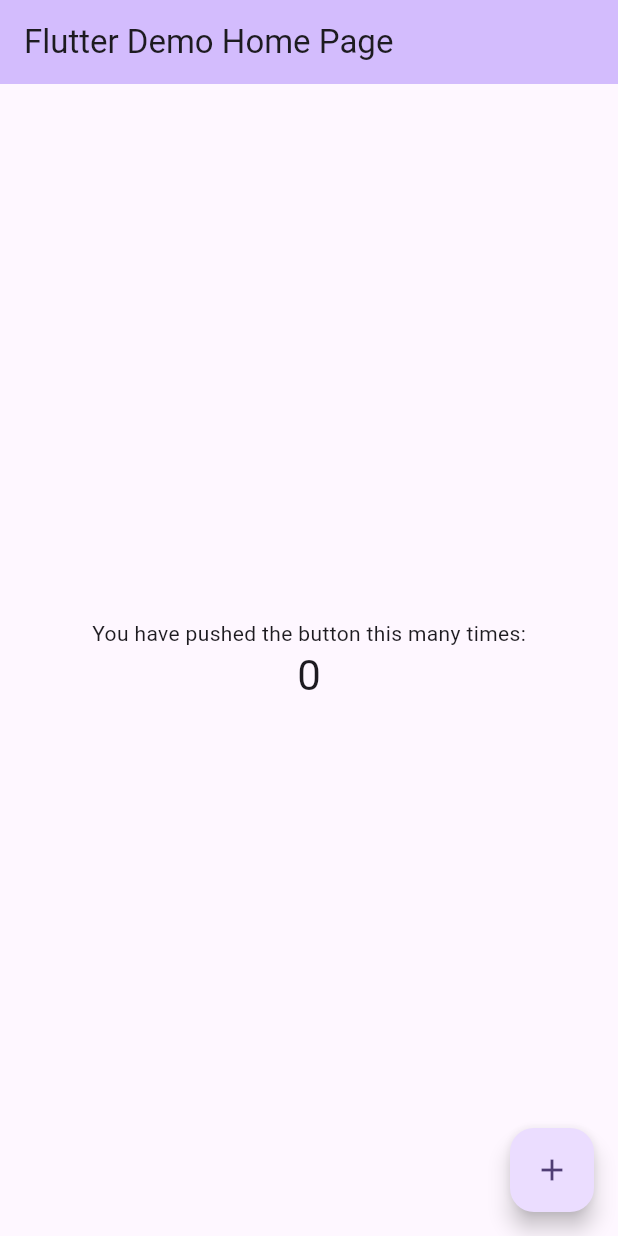
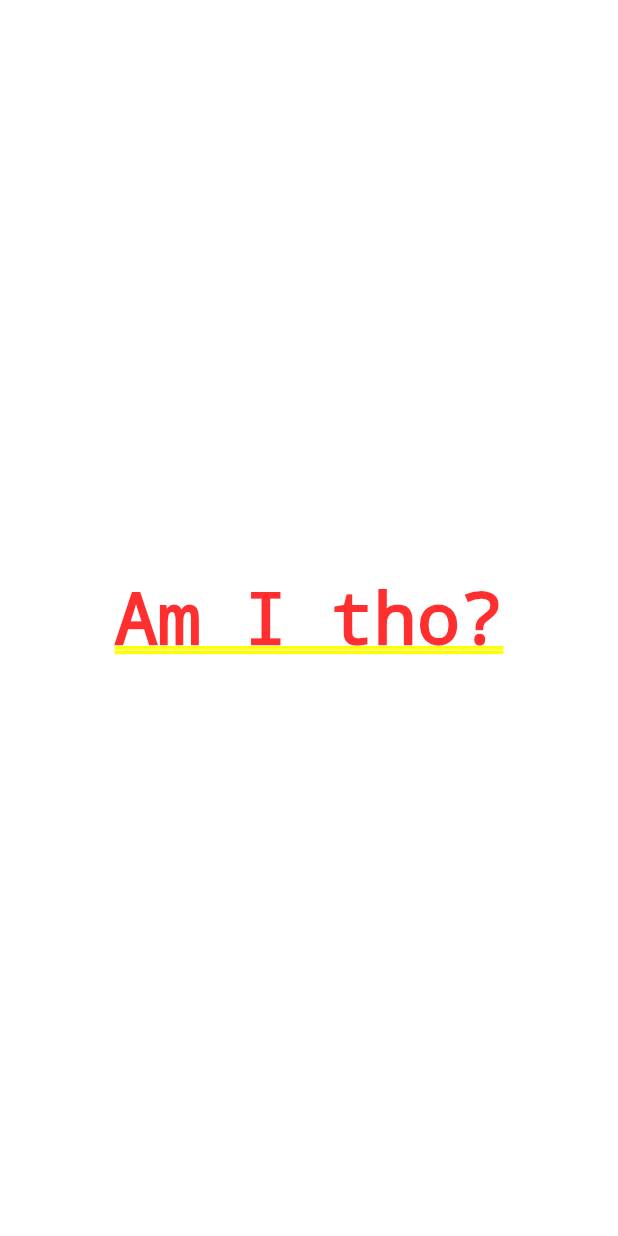
Before and after one commit to NatnaelTaddese/Flutter-Dev-Bootcamp-Projects, a Flutter app: the screen it shows after launch, on a phone screen of 412 x 824 dp. Run offline on Flutter 3.47's test engine with Material 2 defaults, Android fonts, the phone set to English and light mode, and no system bars.

Commit message:
learning material app widget

```diff
--- a/i_am_rich/lib/main.dart
+++ b/i_am_rich/lib/main.dart
@@ -1,125 +1,10 @@
 import 'package:flutter/material.dart';
 
 void main() {
-  runApp(const MyApp());
+  runApp(const MaterialApp(
+    debugShowCheckedModeBanner: false,
+    home: Center(
+      child: Text("Am I tho?"),
+    ),
+  ));
 }
-
-class MyApp extends StatelessWidget {
-  const MyApp({super.key});
-
-  // This widget is the root of your application.
-  @override
-  Widget build(BuildContext context) {
-    return MaterialApp(
-      title: 'Flutter Demo',
-      theme: ThemeData(
-        // This is the theme of your application.
-        //
-        // TRY THIS: Try running your application with "flutter run". You'll see
-        // the application has a blue toolbar. Then, without quitting the app,
-        // try changing the seedColor in the colorScheme below to Colors.green
-        // and then invoke "hot reload" (save your changes or press the "hot
-        // reload" button in a Flutter-supported IDE, or press "r" if you used
-        // the command line to start the app).
-        //
-        // Notice that the counter didn't reset back to zero; the application
-        // state is not lost during the reload. To reset the state, use hot
-        // restart instead.
-        //
-        // This works for code too, not just values: Most code changes can be
-        // tested with just a hot reload.
-        colorScheme: ColorScheme.fromSeed(seedColor: Colors.deepPurple),
-        useMaterial3: true,
-      ),
-      home: const MyHomePage(title: 'Flutter Demo Home Page'),
-    );
-  }
-}
-
-class MyHomePage extends StatefulWidget {
-  const MyHomePage({super.key, required this.title});
-
-  // This widget is the home page of your application. It is stateful, meaning
-  // that it has a State object (defined below) that contains fields that affect
-  // how it looks.
-
-  // This class is the configuration for the state. It holds the values (in this
-  // case the title) provided by the parent (in this case the App widget) and
-  // used by the build method of the State. Fields in a Widget subclass are
-  // always marked "final".
-
-  final String title;
-
-  @override
-  State<MyHomePage> createState() => _MyHomePageState();
-}
-
-class _MyHomePageState extends State<MyHomePage> {
-  int _counter = 0;
-
-  void _incrementCounter() {
-    setState(() {
-      // This call to setState tells the Flutter framework that something has
-      // changed in this State, which causes it to rerun the build method below
-      // so that the display can reflect the updated values. If we changed
-      // _counter without calling setState(), then the build method would not be
-      // called again, and so nothing would appear to happen.
-      _counter++;
-    });
-  }
-
-  @override
-  Widget build(BuildContext context) {
-    // This method is rerun every time setState is called, for instance as done
-    // by the _incrementCounter method above.
-    //
-    // The Flutter framework has been optimized to make rerunning build methods
-    // fast, so that you can just rebuild anything that needs updating rather
-    // than having to individually change instances of widgets.
-    return Scaffold(
-      appBar: AppBar(
-        // TRY THIS: Try changing the color here to a specific color (to
-        // Colors.amber, perhaps?) and trigger a hot reload to see the AppBar
-        // change color while the other colors stay the same.
-        backgroundColor: Theme.of(context).colorScheme.inversePrimary,
-        // Here we take the value from the MyHomePage object that was created by
-        // the App.build method, and use it to set our appbar title.
-        title: Text(widget.title),
-      ),
-      body: Center(
-        // Center is a layout widget. It takes a single child and positions it
-        // in the middle of the parent.
-        child: Column(
-          // Column is also a layout widget. It takes a list of children and
-          // arranges them vertically. By default, it sizes itself to fit its
-          // children horizontally, and tries to be as tall as its parent.
-          //
-          // Column has various properties to control how it sizes itself and
-          // how it positions its children. Here we use mainAxisAlignment to
-          // center the children vertically; the main axis here is the vertical
-          // axis because Columns are vertical (the cross axis would be
-          // horizontal).
-          //
-          // TRY THIS: Invoke "debug painting" (choose the "Toggle Debug Paint"
-          // action in the IDE, or press "p" in the console), to see the
-          // wireframe for each widget.
-          mainAxisAlignment: MainAxisAlignment.center,
-          children: <Widget>[
-            const Text(
-              'You have pushed the button this many times:',
-            ),
-            Text(
-              '$_counter',
-              style: Theme.of(context).textTheme.headlineMedium,
-            ),
-          ],
-        ),
-      ),
-      floatingActionButton: FloatingActionButton(
-        onPressed: _incrementCounter,
-        tooltip: 'Increment',
-        child: const Icon(Icons.add),
-      ), // This trailing comma makes auto-formatting nicer for build methods.
-    );
-  }
-}
```
